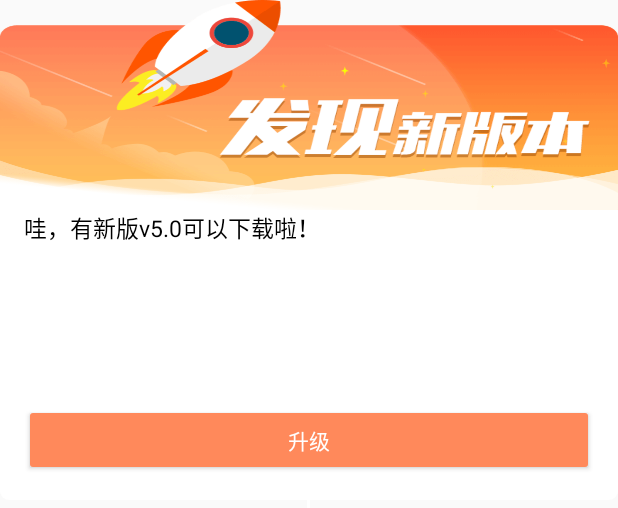
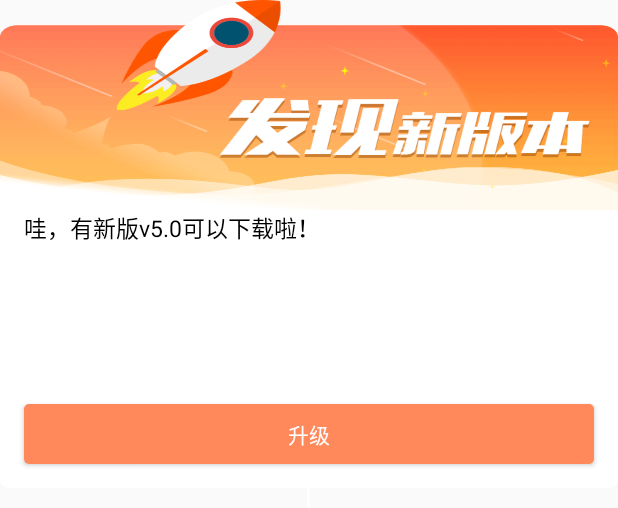
Before and after one commit to azhon/AppUpdate, an Android app: the layout dialog_update.xml on its own in the app's theme, with its tools: preview values and no code run, on a phone screen of 412 x 824 dp. Shown: the top 508 px of the screen. Run offline under Robolectric (Android 15) with nearby library versions, the phone set to English and light mode, and no system bars.

Commit message:
- 内置对话框的背景支持自定义啦

```diff
--- /dev/null
+++ b/appupdate/src/main/res/drawable/bg_button.xml
@@ -0,0 +1,15 @@
+<?xml version="1.0" encoding="utf-8"?>
+<selector xmlns:android="http://schemas.android.com/apk/res/android">
+    <item android:state_pressed="true">
+        <shape>
+            <corners android:radius="3dp" />
+            <solid android:color="#ff895b" />
+        </shape>
+    </item>
+    <item android:state_pressed="false">
+        <shape>
+            <corners android:radius="3dp" />
+            <solid android:color="#ff895b" />
+        </shape>
+    </item>
+</selector>
--- a/appupdate/src/main/res/layout/dialog_update.xml
+++ b/appupdate/src/main/res/layout/dialog_update.xml
@@ -7,6 +7,7 @@
     android:orientation="vertical">
 
     <ImageView
+        android:id="@+id/iv_bg"
         android:layout_width="match_parent"
         android:layout_height="140dp"
         android:background="@drawable/ic_dialog_default" />
@@ -32,8 +33,8 @@
             android:layout_width="wrap_content"
             android:layout_height="wrap_content"
             android:layout_marginLeft="16dp"
+            android:layout_marginTop="8dp"
             android:layout_marginRight="16dp"
-            android:layout_marginTop="8dp"
             android:textColor="#757575"
             android:textSize="14sp"
             android:visibility="gone"
@@ -43,8 +44,8 @@
             android:layout_width="match_parent"
             android:layout_height="90dp"
             android:layout_marginLeft="16dp"
+            android:layout_marginTop="8dp"
             android:layout_marginRight="16dp"
-            android:layout_marginTop="8dp"
             android:overScrollMode="never"
             android:scrollbars="none">
 
@@ -61,14 +62,14 @@
         <Button
             android:id="@+id/btn_update"
             android:layout_width="match_parent"
-            android:layout_height="wrap_content"
+            android:layout_height="40dp"
+            android:layout_marginLeft="16dp"
+            android:layout_marginTop="8dp"
+            android:layout_marginRight="16dp"
             android:layout_marginBottom="16dp"
-            android:layout_marginLeft="16dp"
-            android:layout_marginRight="16dp"
-            android:layout_marginTop="8dp"
+            android:background="@drawable/bg_button"
             android:text="升级"
-            android:textColor="@android:color/white"
-            android:theme="@style/Button" />
+            android:textColor="@android:color/white" />
     </LinearLayout>
 
     <View
--- a/appupdate/src/main/res/values/styles.xml
+++ b/appupdate/src/main/res/values/styles.xml
@@ -23,9 +23,4 @@
         <!--背景变暗-->
         <item name="android:backgroundDimEnabled">true</item>
     </style>
-
-    <style name="Button" parent="Theme.AppCompat.Light">
-        <item name="colorControlHighlight">#ff895b</item>
-        <item name="colorButtonNormal">#ff895b</item>
-    </style>
 </resources>
```
Also changed, not shown: app/src/main/java/com/azhon/app/MainActivity.java (+7 -0 lines), appupdate/src/main/java/com/azhon/appupdate/config/UpdateConfiguration.java (+40 -1 lines), appupdate/src/main/java/com/azhon/appupdate/dialog/UpdateDialog.java (+29 -2 lines), appupdate/src/main/java/com/azhon/appupdate/utils/DensityUtil.java (added, +30 -0 lines), app/src/main/res/drawable/ic_dialog.png (added).
